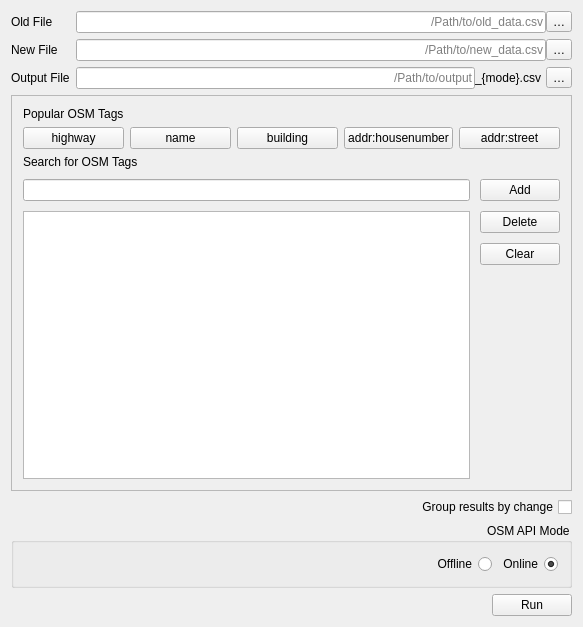
First picture: the form in chameleon/design.ui, repository KaartGroup/Chameleon, before the edit.
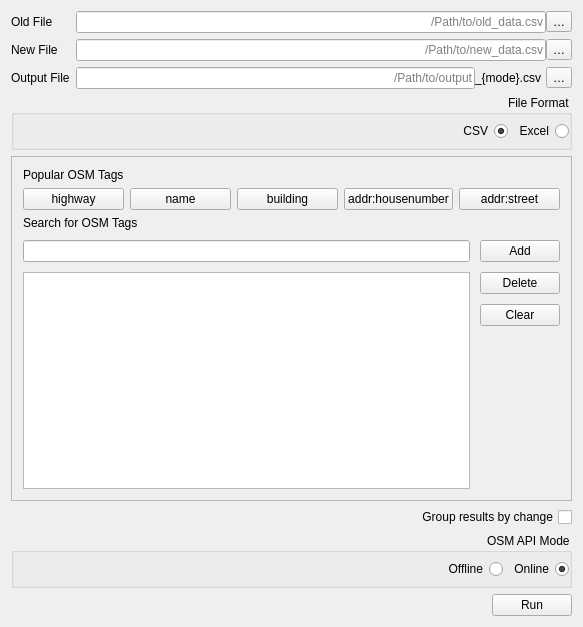
Second picture: the form after the edit. Custom widgets are drawn as their Qt base class.

The edit to the form file:
```diff
--- a/chameleon/design.ui
+++ b/chameleon/design.ui
@@ -14,7 +14,7 @@
    <string>Chameleon</string>
   </property>
   <widget class="QWidget" name="centralWidget">
-   <layout class="QVBoxLayout" name="verticalLayout" stretch="0,1,0,0,0">
+   <layout class="QVBoxLayout" name="verticalLayout" stretch="0,0,1,0,0,0">
     <property name="sizeConstraint">
      <enum>QLayout::SetMinimumSize</enum>
     </property>
@@ -222,6 +222,60 @@
       </item>
      </layout>
     </item>
+    <item>
+     <widget class="QGroupBox" name="fileFormatGroup">
+      <property name="layoutDirection">
+       <enum>Qt::RightToLeft</enum>
+      </property>
+      <property name="title">
+       <string>File Format</string>
+      </property>
+      <property name="flat">
+       <bool>true</bool>
+      </property>
+      <layout class="QHBoxLayout" name="horizontalLayout">
+       <property name="topMargin">
+        <number>6</number>
+       </property>
+       <property name="rightMargin">
+        <number>0</number>
+       </property>
+       <property name="bottomMargin">
+        <number>6</number>
+       </property>
+       <item>
+        <widget class="QRadioButton" name="excelRadio">
+         <property name="text">
+          <string>Excel</string>
+         </property>
+        </widget>
+       </item>
+       <item>
+        <widget class="QRadioButton" name="csvRadio">
+         <property name="text">
+          <string>CSV</string>
+         </property>
+         <property name="checked">
+          <bool>true</bool>
+         </property>
+        </widget>
+       </item>
+       <item>
+        <spacer name="fileFormatSpacer">
+         <property name="orientation">
+          <enum>Qt::Horizontal</enum>
+         </property>
+         <property name="sizeHint" stdset="0">
+          <size>
+           <width>40</width>
+           <height>20</height>
+          </size>
+         </property>
+        </spacer>
+       </item>
+      </layout>
+     </widget>
+    </item>
     <item>
      <widget class="QFrame" name="freeFormTag">
       <property name="sizePolicy">
@@ -440,6 +494,15 @@
        <bool>true</bool>
       </property>
       <layout class="QHBoxLayout" name="apiHLayout">
+       <property name="topMargin">
+        <number>6</number>
+       </property>
+       <property name="rightMargin">
+        <number>0</number>
+       </property>
+       <property name="bottomMargin">
+        <number>6</number>
+       </property>
        <item>
         <widget class="QRadioButton" name="onlineRadio">
          <property name="toolTip">
```
Left out of the diff: 34 changed lines with no effect on the pictures.
